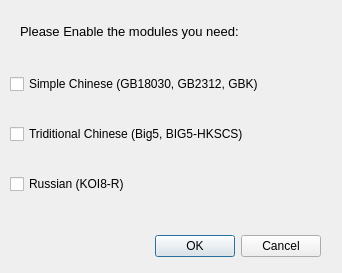
Before: the Qt Designer form playground/src/scripts/encoding_fixer/main.ui in KDE/amarok, drawn with Qt 5.
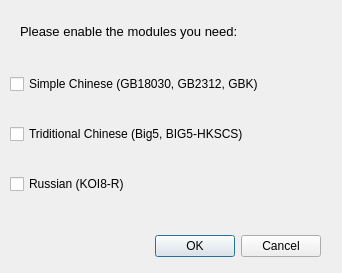
After: the same form once the commit is applied.

Commit message: the encoding fixer configuration dialog is functional now

What changed in the file:
```diff
--- a/playground/src/scripts/encoding_fixer/main.ui
+++ b/playground/src/scripts/encoding_fixer/main.ui
@@ -78,7 +78,7 @@
     </font>
    </property>
    <property name="text" >
-    <string>Please Enable the modules you need:</string>
+    <string>Please enable the modules you need:</string>
    </property>
   </widget>
  </widget>
```
Left out of the diff: 6 changed lines with no effect on the pictures. The commit also changes 1 other file.
